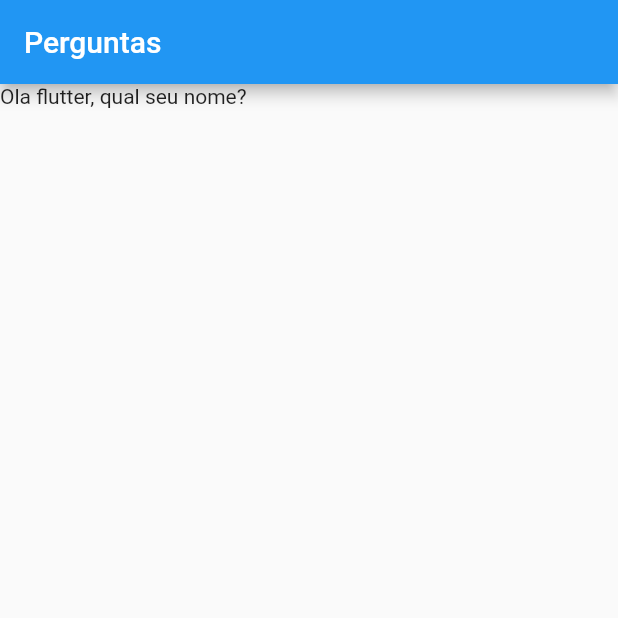
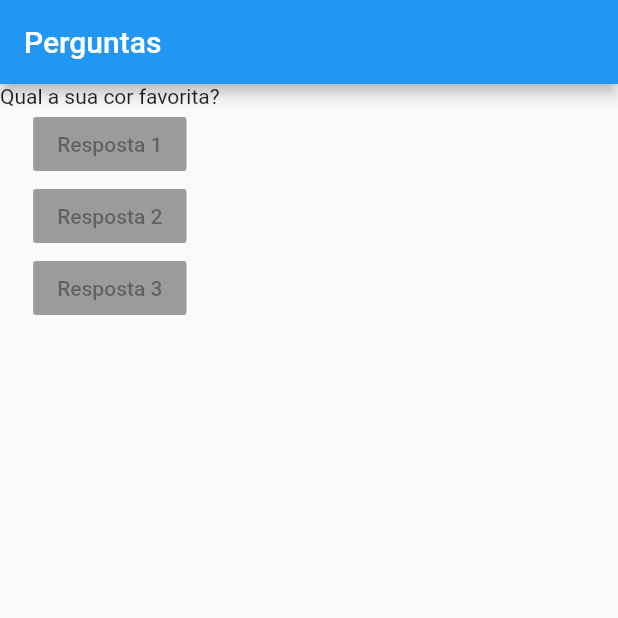
Before and after one commit to pedro-ddias/curso_flutter_completo, a Flutter app: the screen it shows after launch, on a phone screen of 412 x 824 dp, the top half of it. Run offline on Flutter 3.47's test engine with Material 2 defaults, Android fonts, the phone set to English and light mode, and no system bars; missing offline and left inert: dart:html.

Commit message:
Aula Column e Conectar Função a botão

```diff
--- a/PROJETO_PERGUNTAS/lib/main.dart
+++ b/PROJETO_PERGUNTAS/lib/main.dart
@@ -1,3 +1,6 @@
+// ignore_for_file: use_key_in_widget_constructors, prefer_const_constructors, unnecessary_import, prefer_const_literals_to_create_immutables, unused_local_variable, unused_element, avoid_print
+import 'dart:html';
+
 import 'package:flutter/cupertino.dart';
 import 'package:flutter/material.dart';
 
@@ -11,16 +14,43 @@ void main(List<String> args) {
 class PerguntasApp extends StatelessWidget {
   @override
   Widget build(BuildContext context) {
+    final List<String> perguntas = [
+      "Qual a sua cor favorita?",
+      "Qual o seu animal favorito?"
+    ];
+
+    responder() {
+      print("Pergunta respondida!");
+    }
+
     //cada componente tem um contexto
     // Widget é a raiz na aplicação
     return MaterialApp(
         // estrutura da aplicação
         home: Scaffold(
-      //appBar tem o um componente que chama-se AppBar
-      appBar: AppBar(
-        title: Text('Perguntas'),
-      ),
-      body: Text('Ola flutter, qual seu nome?'),
-    ));
+            //appBar tem o um componente que chama-se AppBar
+            appBar: AppBar(
+              title: Text('Perguntas'),
+            ),
+            body: Column(children: [
+              //pergando a pergunta da posição 0 que criamos na lista no inicio do projeto
+              Text(perguntas[0]),
+              //o botao recebe um componente filho que é outro Widget
+              // ignore: deprecated_member_use
+              RaisedButton(
+                child: Text("Resposta 1"),
+                onPressed: responder(),
+              ),
+              // ignore: deprecated_member_use
+              RaisedButton(
+                child: Text("Resposta 2"),
+                onPressed: null,
+              ),
+              // ignore: deprecated_member_use
+              RaisedButton(
+                child: Text("Resposta 3"),
+                onPressed: null,
+              )
+            ])));
   }
 }
```
Also changed, not shown: 1 other file.
